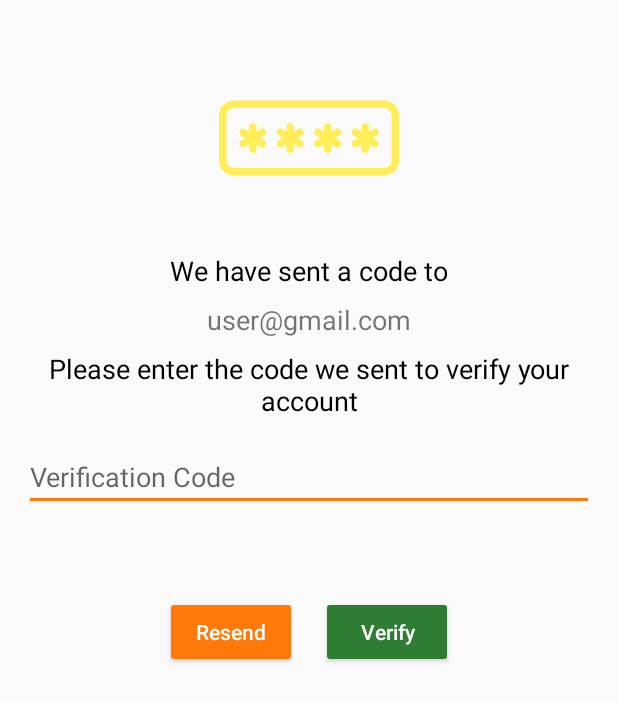
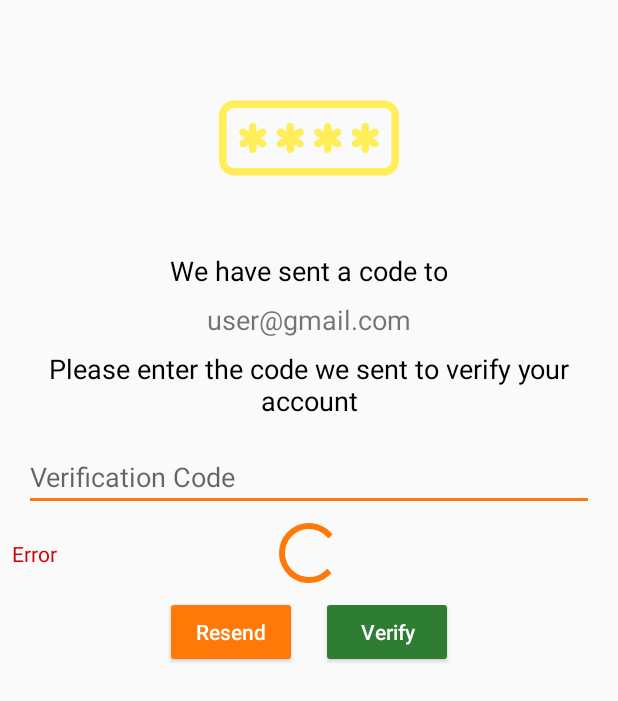
Before and after one commit to MohamedMedhat1998/LifeAchievements, an Android app: the layout activity_verification.xml on its own in the app's theme, with its tools: preview values and no code run, on a phone screen of 412 x 824 dp. Shown: the top 701 px of the screen. Run offline under Robolectric (Android 15) with nearby library versions, the phone set to English and light mode, and no system bars.

```diff
--- a/app/src/main/java/com/andalus/lifeachievements/utils/Constants.kt
+++ b/app/src/main/java/com/andalus/lifeachievements/utils/Constants.kt
@@ -17,6 +17,7 @@ class Constants {
         const val ERROR_PHONE = "phone"
         const val ERROR_EMAIL = "email"
         const val ERROR_UNVERIFIED = "message"
+        const val ERROR_REGISTRATION_CODE = "register_code"
 
         const val ERROR_INVALID_ACTIVITY = "Invalid Activity"
 
--- a/app/src/main/java/com/andalus/lifeachievements/view_models/SignActivityViewModel.kt
+++ b/app/src/main/java/com/andalus/lifeachievements/view_models/SignActivityViewModel.kt
@@ -18,4 +18,8 @@ class SignActivityViewModel : ViewModel() {
         newSignUp.value = signed
     }
 
+    fun setEmailAddress(email: String){
+        emailAddress.value = email
+    }
+
 }
--- a/app/src/main/res/layout/activity_verification.xml
+++ b/app/src/main/res/layout/activity_verification.xml
@@ -120,5 +120,28 @@
             app:layout_constraintHorizontal_chainStyle="packed"
             app:layout_constraintStart_toStartOf="parent"
             app:layout_constraintTop_toBottomOf="@+id/etVerification" />
+
+        <ProgressBar
+            android:id="@+id/pbLoading"
+            style="?android:attr/progressBarStyle"
+            android:layout_width="wrap_content"
+            android:layout_height="wrap_content"
+            app:layout_constraintBottom_toTopOf="@+id/btnResend"
+            app:layout_constraintEnd_toEndOf="parent"
+            app:layout_constraintStart_toStartOf="parent"
+            app:layout_constraintTop_toBottomOf="@+id/etVerification" />
+
+        <TextView
+            android:id="@+id/tvError"
+            android:layout_width="0dp"
+            android:layout_height="wrap_content"
+            android:layout_marginStart="8dp"
+            android:layout_marginEnd="8dp"
+            tools:text="Error"
+            android:textColor="@color/redA700"
+            app:layout_constraintBottom_toTopOf="@+id/btnResend"
+            app:layout_constraintEnd_toEndOf="parent"
+            app:layout_constraintStart_toStartOf="parent"
+            app:layout_constraintTop_toBottomOf="@+id/etVerification" />
     </androidx.constraintlayout.widget.ConstraintLayout>
 </ScrollView>
--- a/app/src/main/res/values/strings.xml
+++ b/app/src/main/res/values/strings.xml
@@ -54,4 +54,5 @@
     <string name="female">Female</string>
     <string name="sign_up_complete">Successfully Signed Up!</string>
     <string name="logged_in_complete">Successfully logged in!</string>
+    <string name="account_verification_complete">Account verified successfully!</string>
 </resources>
```
Also changed, not shown: app/src/main/java/com/andalus/lifeachievements/view_models/VerificationActivityViewModel.kt (+18 -4 lines), app/src/main/java/com/andalus/lifeachievements/views/SignActivity.kt (+7 -3 lines), app/src/main/java/com/andalus/lifeachievements/views/VerificationActivity.kt (+51 -2 lines).
